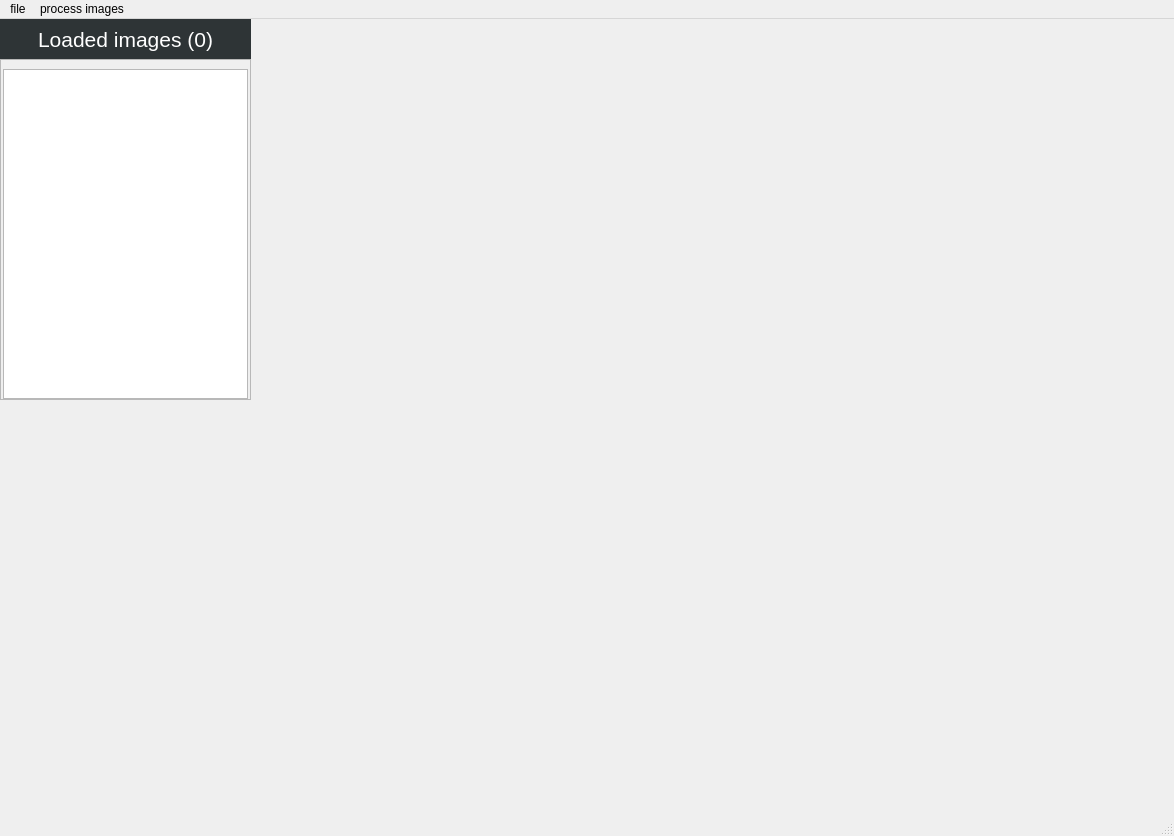
Above: QtUi/main.ui from noah-peeters/python-focus-stacking before the change. Below: the same form after it.
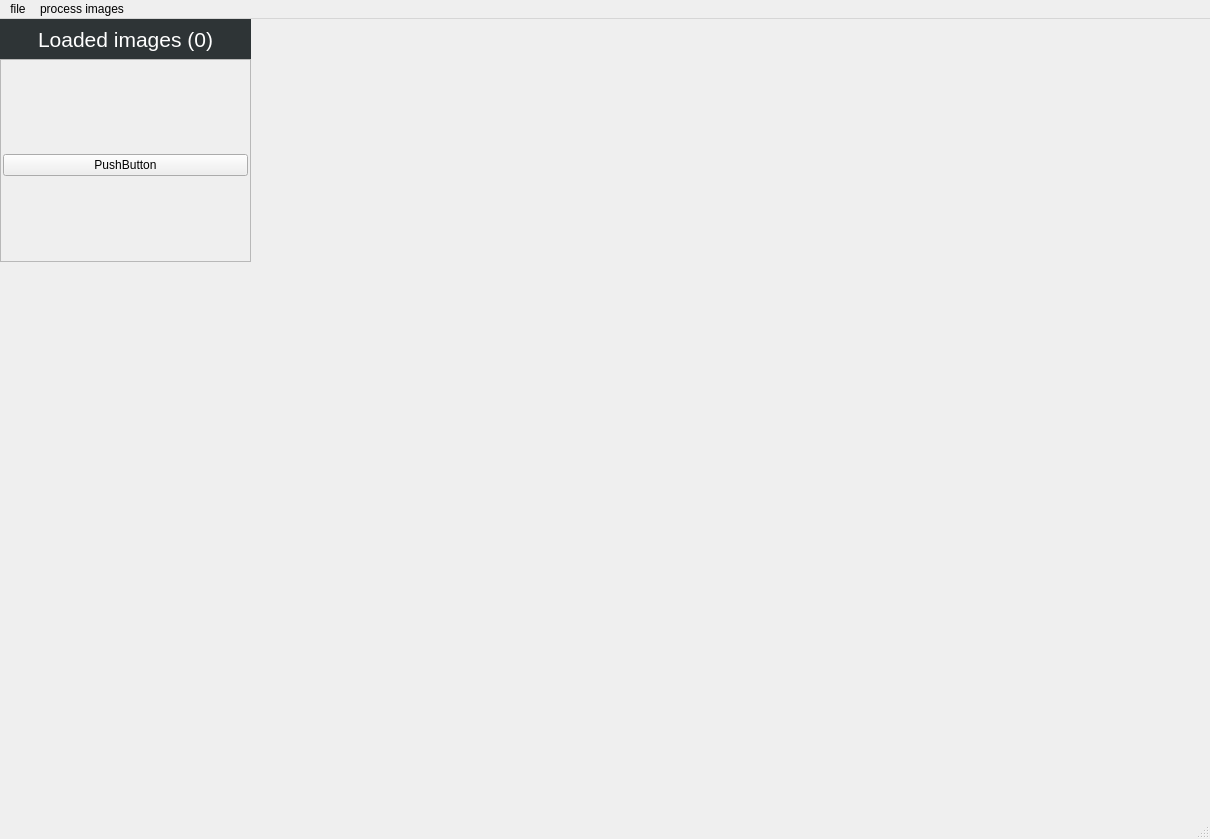
That is the form after the change. Icons and pictures are not drawn.

Commit message: load images on separate thread

What changed in the file:
```diff
--- a/QtUi/main.ui
+++ b/QtUi/main.ui
@@ -6,8 +6,8 @@
    <rect>
     <x>0</x>
     <y>0</y>
-    <width>1174</width>
-    <height>836</height>
+    <width>1210</width>
+    <height>839</height>
    </rect>
   </property>
   <property name="windowTitle">
@@ -67,11 +67,11 @@
       <x>0</x>
       <y>40</y>
       <width>251</width>
-      <height>341</height>
+      <height>203</height>
      </rect>
     </property>
     <property name="sizePolicy">
-     <sizepolicy hsizetype="Expanding" vsizetype="Fixed">
+     <sizepolicy hsizetype="Preferred" vsizetype="Preferred">
       <horstretch>0</horstretch>
       <verstretch>0</verstretch>
      </sizepolicy>
@@ -88,7 +88,7 @@
        <x>0</x>
        <y>0</y>
        <width>249</width>
-       <height>339</height>
+       <height>201</height>
       </rect>
      </property>
      <layout class="QVBoxLayout" name="verticalLayout">
@@ -105,7 +105,15 @@
        <number>0</number>
       </property>
       <item>
-       <widget class="QListWidget" name="loaded_images_list_widget"/>
+       <layout class="QVBoxLayout" name="verticalLayout_2">
+        <item>
+         <widget class="QPushButton" name="pushButton">
+          <property name="text">
+           <string>PushButton</string>
+          </property>
+         </widget>
+        </item>
+       </layout>
       </item>
      </layout>
     </widget>
@@ -116,7 +124,7 @@
     <rect>
      <x>0</x>
      <y>0</y>
-     <width>1174</width>
+     <width>1210</width>
      <height>22</height>
     </rect>
    </property>
```
The commit also changes 4 other files.
